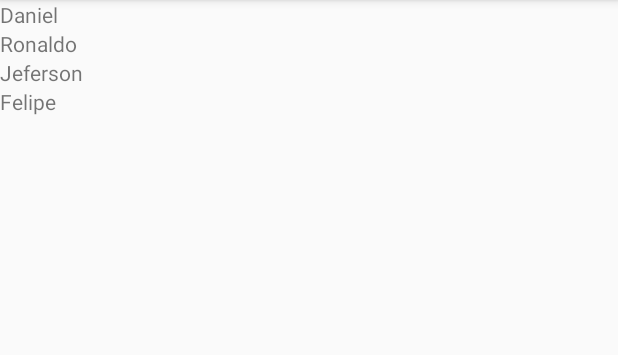
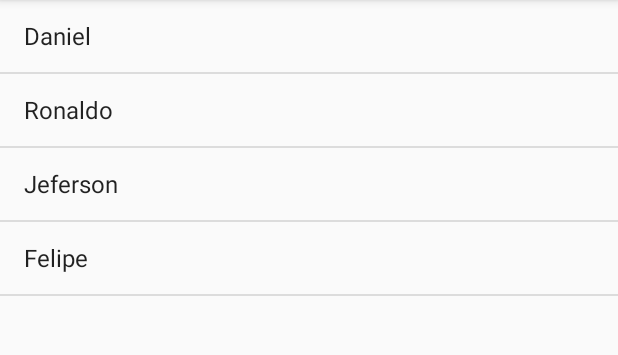
Before and after one commit to ceduardogodoi/Agenda, an Android app: the screen it shows after launch (ListaAlunosActivity), on a phone screen of 412 x 824 dp, the part 84-439 px from its top. Run offline under Robolectric (Android 15) with nearby library versions, the light colour scheme and no system bars.

Commit message:
Aula 01 Exercício 03

```diff
--- a/app/src/main/java/br/com/alura/agenda/ListaAlunosActivity.java
+++ b/app/src/main/java/br/com/alura/agenda/ListaAlunosActivity.java
@@ -2,6 +2,8 @@ package br.com.alura.agenda;
 
 import android.os.Bundle;
 import android.support.v7.app.AppCompatActivity;
+import android.widget.ArrayAdapter;
+import android.widget.ListView;
 
 public class ListaAlunosActivity extends AppCompatActivity {
 
@@ -10,7 +12,11 @@ public class ListaAlunosActivity extends AppCompatActivity {
         super.onCreate(savedInstanceState);
         setContentView(R.layout.activity_lista_alunos);
 
-        // Aula 01 Exercício 03 - Melhorando a lista
+        String[] alunos = {"Daniel", "Ronaldo", "Jeferson", "Felipe"};
+
+        ListView listaAlunos = findViewById(R.id.lista_alunos);
+        ArrayAdapter<String> adapter = new ArrayAdapter<>(this, android.R.layout.simple_list_item_1, alunos);
+        listaAlunos.setAdapter(adapter);
     }
 
 }
--- a/app/src/main/res/layout/activity_lista_alunos.xml
+++ b/app/src/main/res/layout/activity_lista_alunos.xml
@@ -1,28 +1,12 @@
 <?xml version="1.0" encoding="utf-8"?>
-<LinearLayout
-    xmlns:android="http://schemas.android.com/apk/res/android"
+<LinearLayout xmlns:android="http://schemas.android.com/apk/res/android"
     android:layout_width="match_parent"
     android:layout_height="match_parent"
     android:orientation="vertical">
 
-    <TextView
-        android:layout_width="wrap_content"
-        android:layout_height="wrap_content"
-        android:text="Daniel" />
-
-    <TextView
-        android:layout_width="wrap_content"
-        android:layout_height="wrap_content"
-        android:text="Ronaldo" />
-
-    <TextView
-        android:layout_width="wrap_content"
-        android:layout_height="wrap_content"
-        android:text="Jeferson" />
-
-    <TextView
-        android:layout_width="wrap_content"
-        android:layout_height="wrap_content"
-        android:text="Felipe" />
+    <ListView
+        android:id="@+id/lista_alunos"
+        android:layout_width="match_parent"
+        android:layout_height="match_parent" />
 
 </LinearLayout>
```
